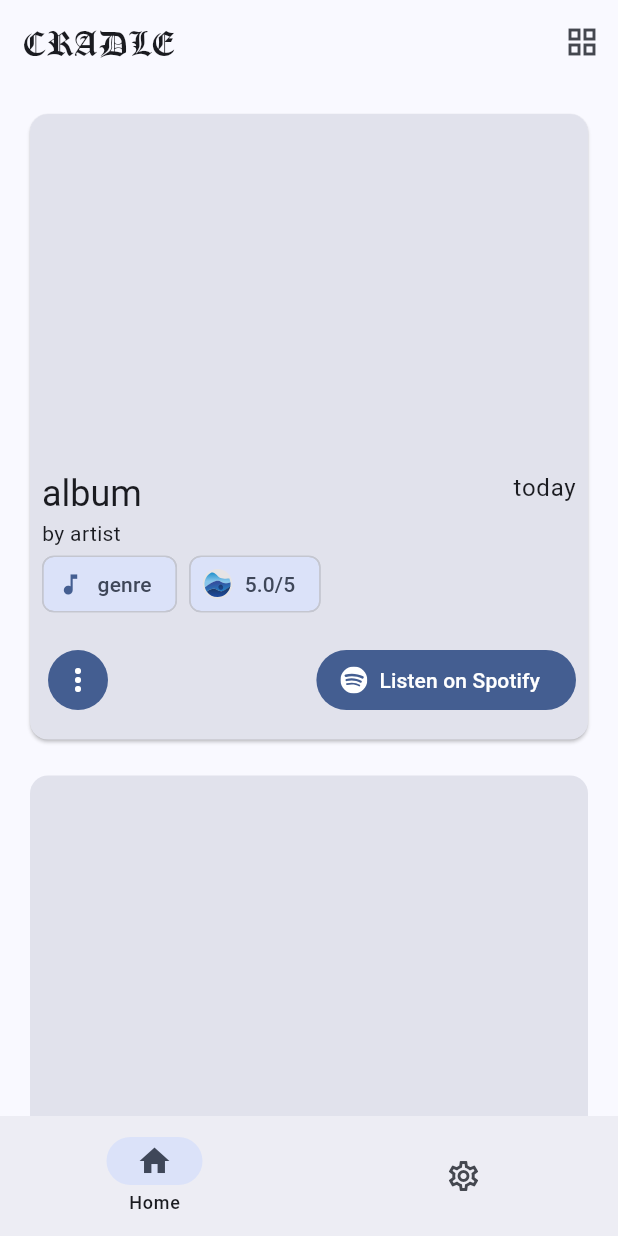
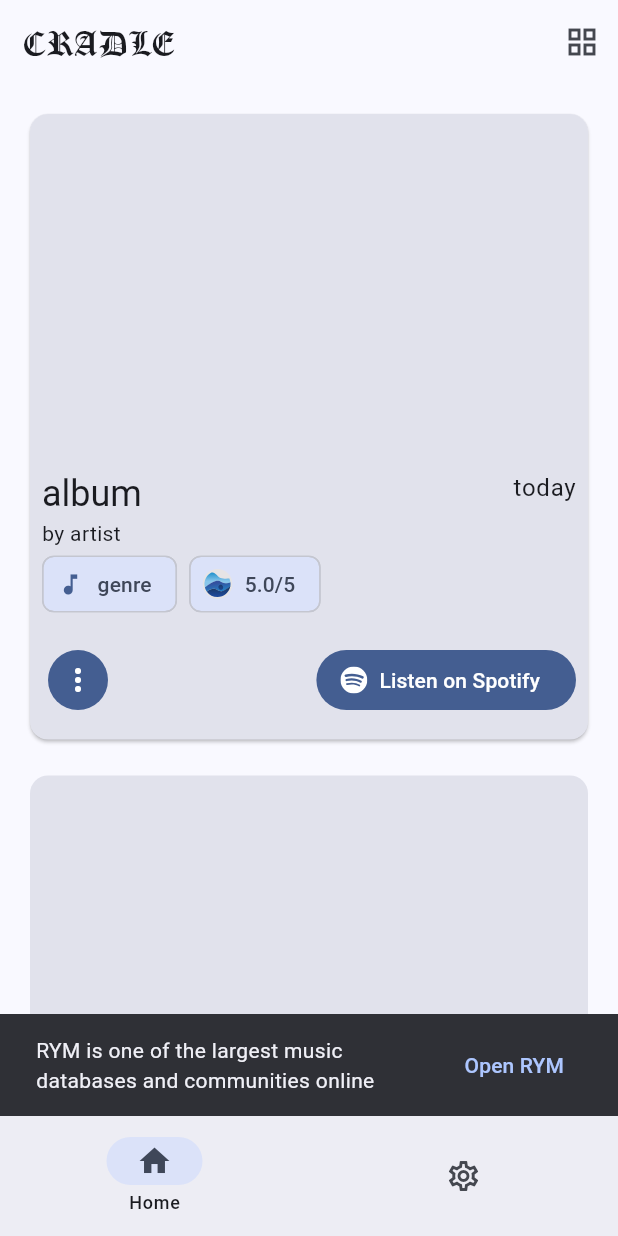
Before and after one commit to apoleon33/cradle, a Flutter app: the screen it shows after launch, after a tap on an icon or button, on a phone screen of 412 x 824 dp. Run offline on Flutter 3.47's test engine with Material 3 defaults, Android fonts, the phone set to English and light mode, and no system bars; our stand-ins replace dio, flutter_markdown, flutter_svg, shared_preferences; missing offline and left inert: html2md; network calls fail.

Commit message:
short RYM description

```diff
--- a/lib/albumCard/display_as_card.dart
+++ b/lib/albumCard/display_as_card.dart
@@ -1,5 +1,6 @@
 import 'package:cradle/album.dart';
 import 'package:cradle/albumCard/display_album.dart';
+import 'package:cradle/rym_snackbar.dart';
 import 'package:cradle/services.dart';
 import 'package:flutter/material.dart';
 import 'package:flutter_svg/svg.dart';
@@ -143,7 +144,12 @@ class DisplayAlbumAsCard extends DisplayAlbum {
                                                 .colorScheme
                                                 .onSecondaryContainer),
                                       ),
-                                      onPressed: () {},
+                                      onPressed: () {
+                                        ScaffoldMessenger.of(context)
+                                            .showSnackBar(
+                                          RymSnackbar(),
+                                        );
+                                      },
                                       backgroundColor: Theme.of(context)
                                           .colorScheme
                                           .secondaryContainer,
@@ -167,7 +173,6 @@ class DisplayAlbumAsCard extends DisplayAlbum {
                                     Consumer<ServiceNotifier>(builder:
                                         (context, serviceNotifier, child) {
                                       return FilledButton.icon(
-
                                         icon: SvgPicture.asset(
                                           serviceNotifier
                                               .currentService.iconPath,
--- /dev/null
+++ b/lib/rym_snackbar.dart
@@ -0,0 +1,18 @@
+import 'package:flutter/material.dart';
+import 'package:url_launcher/url_launcher.dart';
+
+class RymSnackbar extends SnackBar {
+  RymSnackbar({super.key})
+      : super(
+          content: const Text(
+            "RYM is one of the largest music databases and communities online",
+          ),
+          duration: const Duration(milliseconds: 1500),
+          action: SnackBarAction(
+            label: 'Open RYM',
+            onPressed: () {
+              launchUrl(Uri.parse("https://rateyourmusic.com/"));
+            },
+          ),
+        );
+}
```
